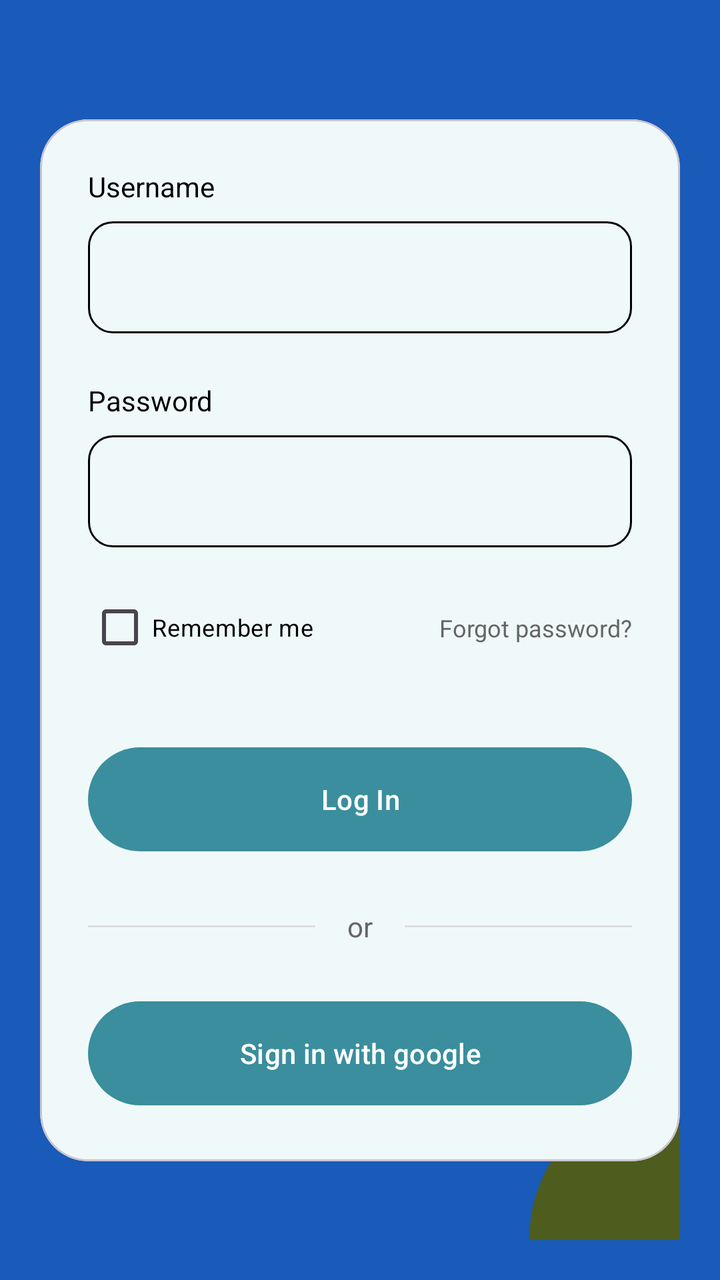
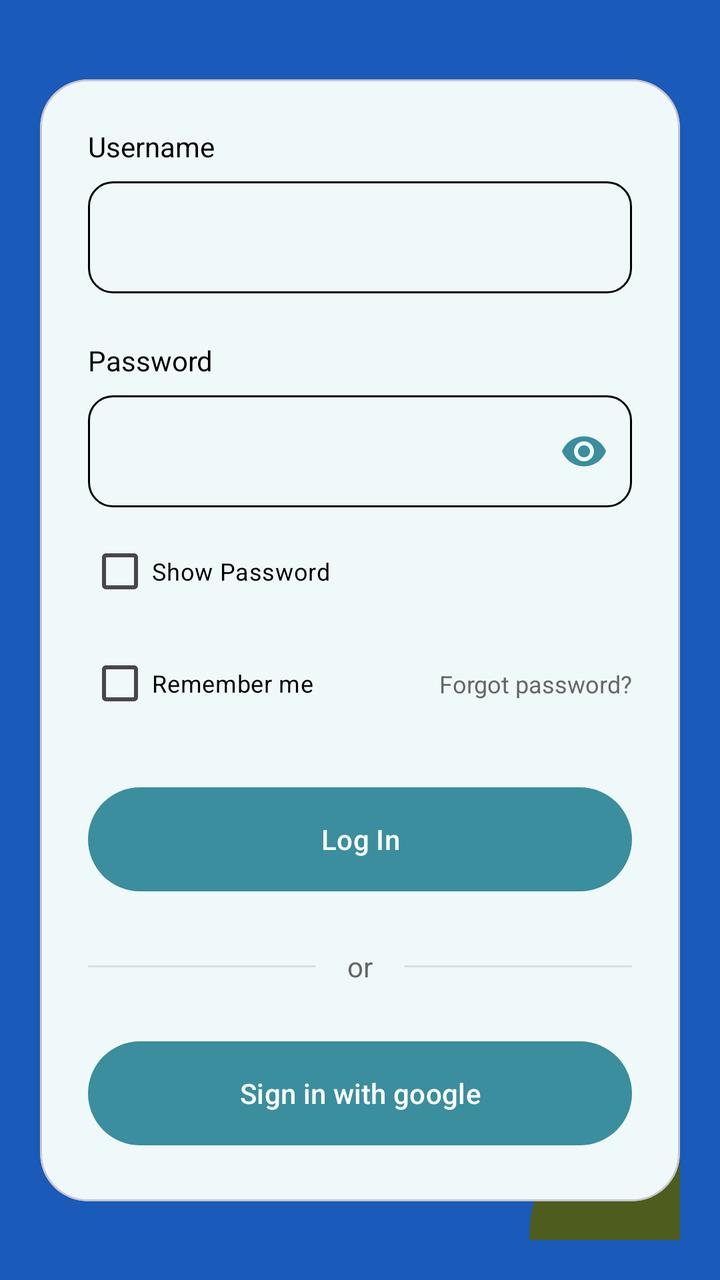

Two renders of the same Android screen: before a commit and after it. Below are the layout's source before the change and the commit's diff.
<!-- AndroidManifest.xml: application theme Theme.PharmaFind -->
<!-- res/layout/dialog_login.xml -->
<?xml version="1.0" encoding="utf-8"?>
<androidx.constraintlayout.widget.ConstraintLayout xmlns:android="http://schemas.android.com/apk/res/android"
    xmlns:app="http://schemas.android.com/apk/res-auto"
    android:layout_width="match_parent"
    android:layout_height="wrap_content"
    android:background="@color/primary_dark"
    android:padding="20dp">

    
    <View
        android:layout_width="150dp"
        android:layout_height="150dp"
        android:background="@drawable/circle_background"
        android:backgroundTint="#1A5AB8"
        android:layout_marginTop="-75dp"
        android:layout_marginStart="-75dp"
        app:layout_constraintTop_toTopOf="parent"
        app:layout_constraintStart_toStartOf="parent" />

    <View
        android:layout_width="150dp"
        android:layout_height="150dp"
        android:background="@drawable/circle_background"
        android:backgroundTint="#4E5D1E"
        android:layout_marginBottom="-75dp"
        android:layout_marginEnd="-75dp"
        app:layout_constraintBottom_toBottomOf="parent"
        app:layout_constraintEnd_toEndOf="parent" />

    <com.google.android.material.card.MaterialCardView
        android:layout_width="match_parent"
        android:layout_height="wrap_content"
        app:cardCornerRadius="24dp"
        app:cardElevation="0dp"
        app:cardBackgroundColor="#F0F9F9"
        app:layout_constraintTop_toTopOf="parent"
        app:layout_constraintBottom_toBottomOf="parent">

        <androidx.constraintlayout.widget.ConstraintLayout
            android:layout_width="match_parent"
            android:layout_height="wrap_content"
            android:padding="24dp">

            <TextView
                android:id="@+id/tvUsernameLabel"
                android:layout_width="wrap_content"
                android:layout_height="wrap_content"
                android:text="@string/username"
                android:textColor="@color/black"
                android:textSize="14sp"
                app:layout_constraintStart_toStartOf="parent"
                app:layout_constraintTop_toTopOf="parent" />

            <EditText
                android:id="@+id/etUsername"
                android:layout_width="match_parent"
                android:layout_height="56dp"
                android:layout_marginTop="8dp"
                android:background="@drawable/edittext_background"
                android:inputType="textPersonName"
                android:textColor="@color/black"
                android:paddingHorizontal="16dp"
                app:layout_constraintTop_toBottomOf="@id/tvUsernameLabel" />

            <TextView
                android:id="@+id/tvPasswordLabel"
                android:layout_width="wrap_content"
                android:layout_height="wrap_content"
                android:layout_marginTop="24dp"
                android:text="@string/password"
                android:textColor="@color/black"
                android:textSize="14sp"
                app:layout_constraintStart_toStartOf="parent"
                app:layout_constraintTop_toBottomOf="@id/etUsername" />

            <EditText
                android:id="@+id/etPassword"
                android:layout_width="match_parent"
                android:layout_height="56dp"
                android:layout_marginTop="8dp"
                android:background="@drawable/edittext_background"
                android:inputType="textPassword"
                android:textColor="@color/black"
                android:paddingHorizontal="16dp"
                app:layout_constraintTop_toBottomOf="@id/tvPasswordLabel" />

            <CheckBox
                android:id="@+id/cbRememberMe"
                android:layout_width="wrap_content"
                android:layout_height="wrap_content"
                android:layout_marginTop="16dp"
                android:text="@string/remember_me"
                android:textColor="@color/black"
                android:textSize="12sp"
                app:layout_constraintStart_toStartOf="parent"
                app:layout_constraintTop_toBottomOf="@id/etPassword" />

            <TextView
                android:id="@+id/tvForgotPassword"
                android:layout_width="wrap_content"
                android:layout_height="wrap_content"
                android:text="@string/forgot_password"
                android:textColor="@color/text_gray"
                android:textSize="12sp"
                app:layout_constraintBottom_toBottomOf="@id/cbRememberMe"
                app:layout_constraintEnd_toEndOf="parent"
                app:layout_constraintTop_toTopOf="@id/cbRememberMe" />

            <com.google.android.material.button.MaterialButton
                android:id="@+id/btnLoginSubmit"
                android:layout_width="match_parent"
                android:layout_height="60dp"
                android:layout_marginTop="32dp"
                android:text="@string/log_in"
                android:textAllCaps="false"
                app:cornerRadius="30dp"
                app:backgroundTint="@color/primary_teal"
                app:layout_constraintTop_toBottomOf="@id/cbRememberMe" />

            <View
                android:id="@+id/vDividerLeft"
                android:layout_width="0dp"
                android:layout_height="1dp"
                android:background="@color/divider_color"
                android:layout_marginEnd="16dp"
                app:layout_constraintBottom_toBottomOf="@id/tvOr"
                app:layout_constraintEnd_toStartOf="@id/tvOr"
                app:layout_constraintStart_toStartOf="parent"
                app:layout_constraintTop_toTopOf="@id/tvOr" />

            <TextView
                android:id="@+id/tvOr"
                android:layout_width="wrap_content"
                android:layout_height="wrap_content"
                android:layout_marginTop="24dp"
                android:text="@string/or"
                android:textColor="@color/text_gray"
                app:layout_constraintEnd_toEndOf="parent"
                app:layout_constraintStart_toStartOf="parent"
                app:layout_constraintTop_toBottomOf="@id/btnLoginSubmit" />

            <View
                android:id="@+id/vDividerRight"
                android:layout_width="0dp"
                android:layout_height="1dp"
                android:background="@color/divider_color"
                android:layout_marginStart="16dp"
                app:layout_constraintBottom_toBottomOf="@id/tvOr"
                app:layout_constraintEnd_toEndOf="parent"
                app:layout_constraintStart_toEndOf="@id/tvOr"
                app:layout_constraintTop_toTopOf="@id/tvOr" />

            <com.google.android.material.button.MaterialButton
                android:id="@+id/btnGoogleSignIn"
                android:layout_width="match_parent"
                android:layout_height="60dp"
                android:layout_marginTop="24dp"
                android:text="@string/sign_in_with_google"
                android:textAllCaps="false"
                app:cornerRadius="30dp"
                app:backgroundTint="@color/primary_teal"
                app:layout_constraintTop_toBottomOf="@id/tvOr" />

        </androidx.constraintlayout.widget.ConstraintLayout>
    </com.google.android.material.card.MaterialCardView>

</androidx.constraintlayout.widget.ConstraintLayout>
<!-- resources referenced by this layout -->
<resources>
  <color name="black">#FF000000</color>
  <color name="divider_color">#DDDDDD</color>
  <color name="primary_dark">#1A5AB8</color>
  <color name="primary_teal">#3A8E9D</color>
  <color name="text_gray">#666666</color>
  <!-- drawable circle_background (drawable) -->
  <?xml version="1.0" encoding="utf-8"?>
  <shape xmlns:android="http://schemas.android.com/apk/res/android"
      android:shape="oval">
      <solid android:color="#A0D8D8" />
  </shape>
  <!-- drawable edittext_background (drawable) -->
  <?xml version="1.0" encoding="utf-8"?>
  <shape xmlns:android="http://schemas.android.com/apk/res/android">
      <corners android:radius="12dp" />
      <stroke android:width="1dp" android:color="#000000" />
      <solid android:color="@android:color/transparent" />
  </shape>
  <string name="forgot_password">Forgot password?</string>
  <string name="log_in">Log In</string>
  <string name="or">or</string>
  <string name="password">Password</string>
  <string name="remember_me">Remember me</string>
  <string name="sign_in_with_google">Sign in with google</string>
  <string name="username">Username</string>
  <style name="Theme.PharmaFind" parent="Base.Theme.PharmaFind" />
  <style name="Base.Theme.PharmaFind" parent="Theme.Material3.DayNight.NoActionBar">
          
          
      </style>
</resources>

<!-- the commit's change to res/layout/dialog_login.xml (unified diff, before → after) -->
@@ -73,27 +73,47 @@
                 app:layout_constraintStart_toStartOf="parent"
                 app:layout_constraintTop_toBottomOf="@id/etUsername" />
 
-            <EditText
-                android:id="@+id/etPassword"
+            <com.google.android.material.textfield.TextInputLayout
+                android:id="@+id/tilPassword"
                 android:layout_width="match_parent"
-                android:layout_height="56dp"
+                android:layout_height="wrap_content"
                 android:layout_marginTop="8dp"
-                android:background="@drawable/edittext_background"
-                android:inputType="textPassword"
+                app:endIconMode="password_toggle"
+                app:endIconTint="@color/primary_teal"
+                app:hintEnabled="false"
+                app:layout_constraintTop_toBottomOf="@id/tvPasswordLabel">
+
+                <com.google.android.material.textfield.TextInputEditText
+                    android:id="@+id/etPassword"
+                    android:layout_width="match_parent"
+                    android:layout_height="56dp"
+                    android:background="@drawable/edittext_background"
+                    android:inputType="textPassword"
+                    android:paddingHorizontal="16dp"
+                    android:textColor="@color/black" />
+            </com.google.android.material.textfield.TextInputLayout>
+
+            <CheckBox
+                android:id="@+id/cbShowPassword"
+                android:layout_width="wrap_content"
+                android:layout_height="wrap_content"
+                android:layout_marginTop="8dp"
+                android:text="Show Password"
                 android:textColor="@color/black"
-                android:paddingHorizontal="16dp"
-                app:layout_constraintTop_toBottomOf="@id/tvPasswordLabel" />
+                android:textSize="12sp"
+                app:layout_constraintStart_toStartOf="parent"
+                app:layout_constraintTop_toBottomOf="@id/tilPassword" />
 
             <CheckBox
                 android:id="@+id/cbRememberMe"
                 android:layout_width="wrap_content"
                 android:layout_height="wrap_content"
-                android:layout_marginTop="16dp"
+                android:layout_marginTop="8dp"
                 android:text="@string/remember_me"
                 android:textColor="@color/black"
                 android:textSize="12sp"
                 app:layout_constraintStart_toStartOf="parent"
-                app:layout_constraintTop_toBottomOf="@id/etPassword" />
+                app:layout_constraintTop_toBottomOf="@id/cbShowPassword" />
 
             <TextView
                 android:id="@+id/tvForgotPassword"
@@ -110,7 +130,7 @@
                 android:id="@+id/btnLoginSubmit"
                 android:layout_width="match_parent"
                 android:layout_height="60dp"
-                android:layout_marginTop="32dp"
+                android:layout_marginTop="24dp"
                 android:text="@string/log_in"
                 android:textAllCaps="false"
                 app:cornerRadius="30dp"
